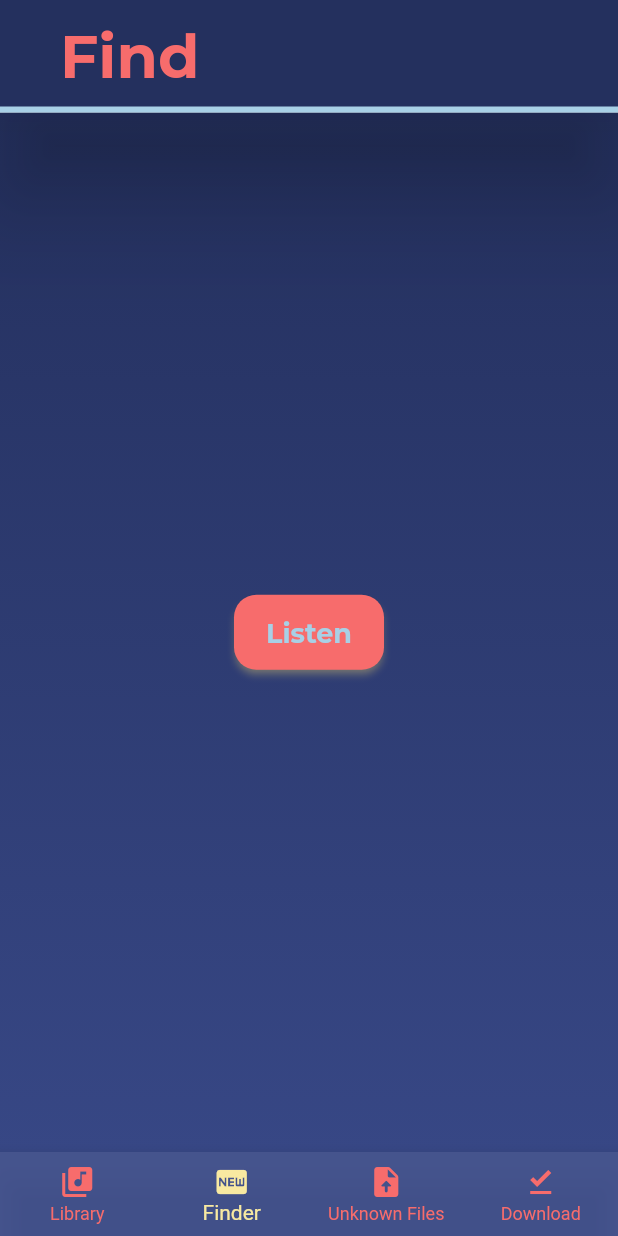
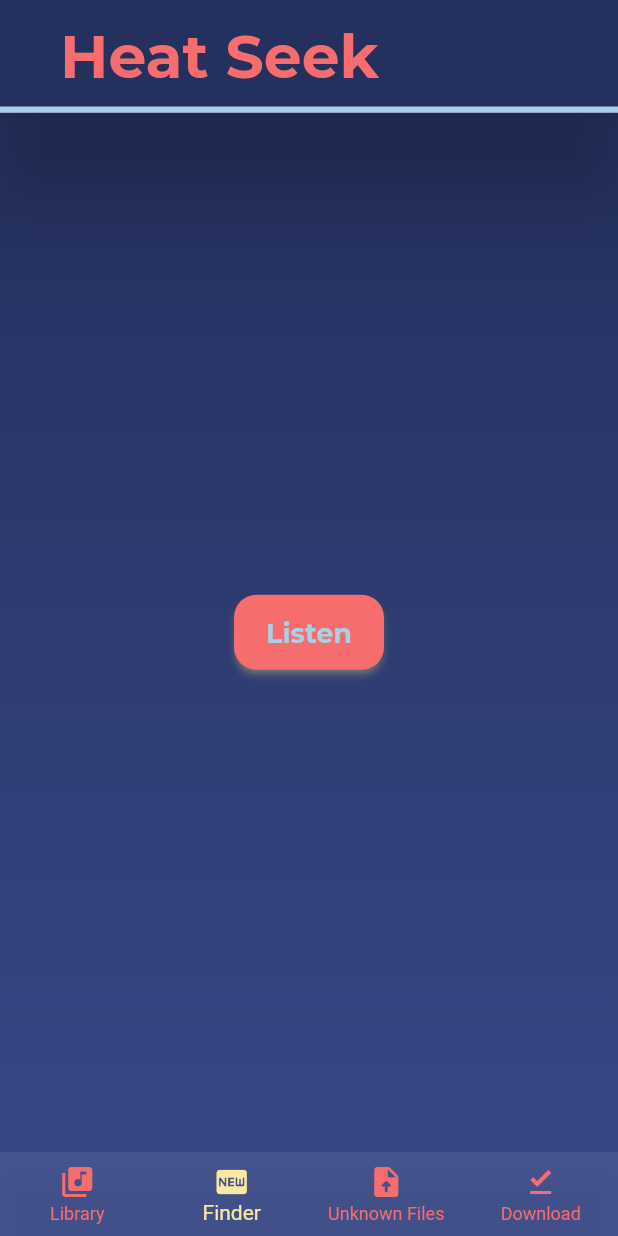
Before and after one commit to jgt5639/SRP, a Flutter app: the screen it shows after launch, item 2 of the bottom bar chosen, on a phone screen of 412 x 824 dp. Run offline on Flutter 3.47's test engine with Material 2 defaults, Android fonts, the phone set to English and light mode, and no system bars; our stand-ins replace animated_splash_screen, audio_video_progress_bar, device_info, get, just_audio, on_audio_query and 3 more; missing offline and left inert: android_path_provider, flutter_acrcloud, flutter_downloader, on_audio_query_platform_interface.

Commit message:
little changes

```diff
--- a/lib/screens/acr_cloud_mic.dart
+++ b/lib/screens/acr_cloud_mic.dart
@@ -10,7 +10,8 @@ class AcrCloudMic extends StatefulWidget {
 }
 
 // ignore: camel_case_types
-class AcrCloudMicState extends State<AcrCloudMic> {
+class AcrCloudMicState extends State<AcrCloudMic>
+    with AutomaticKeepAliveClientMixin<AcrCloudMic> {
   ACRCloudResponseMusicItem? music;
 
   static const apiKey = '6dd61fcd689df7c4f229c702323233d3';
@@ -29,6 +30,7 @@ class AcrCloudMicState extends State<AcrCloudMic> {
 
   @override
   Widget build(BuildContext context) {
+    super.build(context);
     return Scaffold(
       body: Container(
         decoration: BoxDecoration(
@@ -177,4 +179,7 @@ class AcrCloudMicState extends State<AcrCloudMic> {
       ),
     );
   }
+
+  @override
+  bool get wantKeepAlive => true;
 }
--- a/lib/screens/home_page.dart
+++ b/lib/screens/home_page.dart
@@ -47,7 +47,7 @@ class MyHomePageState extends State<MyHomePage> {
   // List of different screen titles
   List<String> pageTitles = [
     "Library",
-    "Find",
+    "Heat Seek",
     "Unknown",
     "Download",
   ];
```
Also changed, not shown: lib/screens/library_screen.dart (+19 -10 lines).
